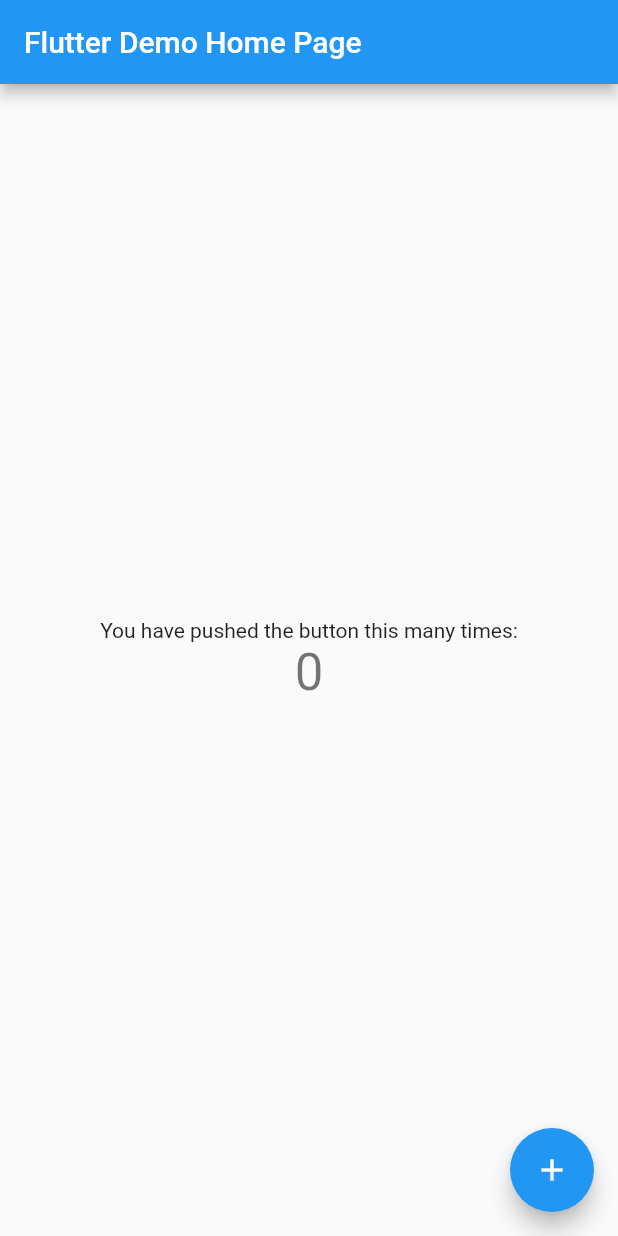
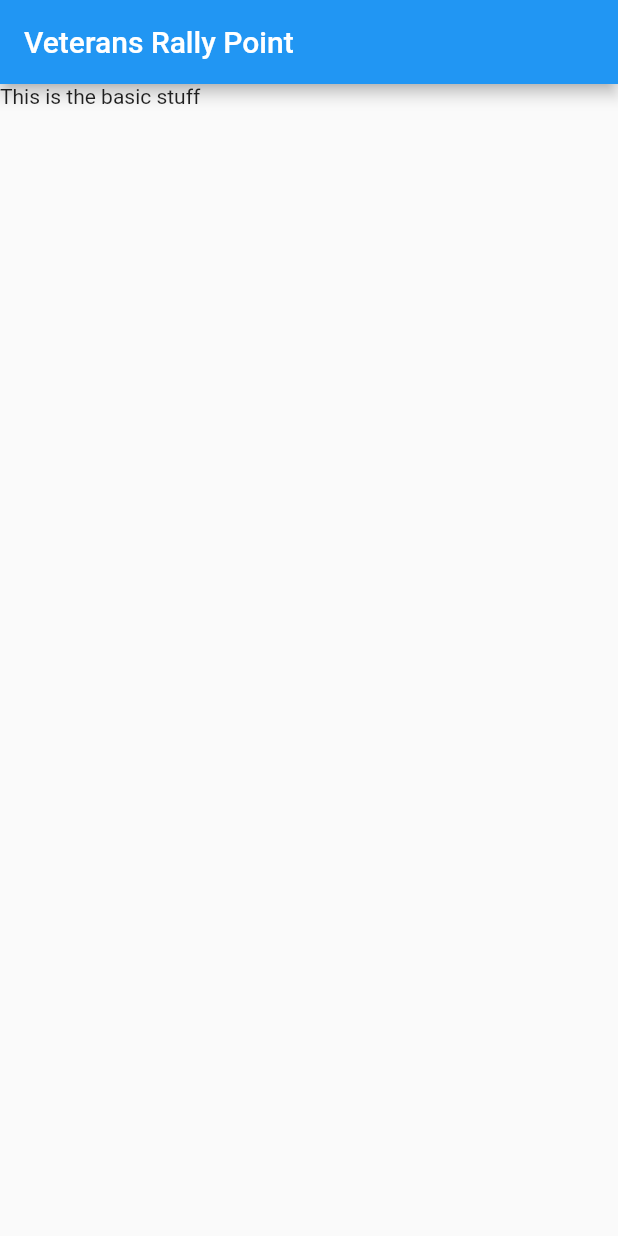
Before and after one commit to nsornapu/Veterans-Rally-Point, a Flutter app: the screen it shows after launch, on a phone screen of 412 x 824 dp. Run offline on Flutter 3.47's test engine with Material 2 defaults, Android fonts, the phone set to English and light mode, and no system bars.

Commit message:
learning stuff

```diff
--- a/lib/main.dart
+++ b/lib/main.dart
@@ -1,119 +1,18 @@
 import 'package:flutter/material.dart';
 
 void main() {
-  runApp(MyApp());
+  runApp(VRPMain());
 }
 
-class MyApp extends StatelessWidget {
-  // This widget is the root of your application.
+class VRPMain extends StatelessWidget {
   @override
   Widget build(BuildContext context) {
     return MaterialApp(
-      title: 'Flutter Demo',
-      theme: ThemeData(
-        // This is the theme of your application.
-        //
-        // Try running your application with "flutter run". You'll see the
-        // application has a blue toolbar. Then, without quitting the app, try
-        // changing the primarySwatch below to Colors.green and then invoke
-        // "hot reload" (press "r" in the console where you ran "flutter run",
-        // or simply save your changes to "hot reload" in a Flutter IDE).
-        // Notice that the counter didn't reset back to zero; the application
-        // is not restarted.
-        primarySwatch: Colors.blue,
-        // This makes the visual density adapt to the platform that you run
-        // the app on. For desktop platforms, the controls will be smaller and
-        // closer together (more dense) than on mobile platforms.
-        visualDensity: VisualDensity.adaptivePlatformDensity,
+        home: Scaffold(
+      appBar: AppBar(
+        title: Text('Veterans Rally Point'),
       ),
-      home: MyHomePage(title: 'Flutter Demo Home Page'),
-    );
+      body: Text('This is the basic stuff'),
+    ));
   }
 }
-
-class MyHomePage extends StatefulWidget {
-  MyHomePage({Key key, this.title}) : super(key: key);
-
-  // This widget is the home page of your application. It is stateful, meaning
-  // that it has a State object (defined below) that contains fields that affect
-  // how it looks.
-
-  // This class is the configuration for the state. It holds the values (in this
-  // case the title) provided by the parent (in this case the App widget) and
-  // used by the build method of the State. Fields in a Widget subclass are
-  // always marked "final".
-
-  final String title;
-
-  @override
-  _MyHomePageState createState() => _MyHomePageState();
-}
-
-class _MyHomePageState extends State<MyHomePage> {
-  int _counter = 0;
-
-  void _incrementCounter() {
-    setState(() {
-      // This call to setState tells the Flutter framework that something has
-      // changed in this State, which causes it to rerun the build method below
-
-      // so that the display can reflect the updated values. If we changed
-      // _counter without calling setState(), then the build method would not be
-      // called again, and so nothing would appear to happen.
-
-      _counter += 1;
-    });
-  }
-
-  @override
-  Widget build(BuildContext context) {
-    // This method is rerun every time setState is called, for instance as done
-    // by the _incrementCounter method above.
-    //
-    // The Flutter framework has been optimized to make rerunning build methods
-    // fast, so that you can just rebuild anything that needs updating rather
-    // than having to individually change instances of widgets.
-    return Scaffold(
-      appBar: AppBar(
-        // Here we take the value from the MyHomePage object that was created by
-        // the App.build method, and use it to set our appbar title.
-        title: Text(widget.title),
-      ),
-      body: Center(
-        // Center is a layout widget. It takes a single child and positions it
-        // in the middle of the parent.
-        child: Column(
-          // Column is also a layout widget. It takes a list of children and
-          // arranges them vertically. By default, it sizes itself to fit its
-          // children horizontally, and tries to be as tall as its parent.
-          //
-          // Invoke "debug painting" (press "p" in the console, choose the
-          // "Toggle Debug Paint" action from the Flutter Inspector in Android
-          // Studio, or the "Toggle Debug Paint" command in Visual Studio Code)
-          // to see the wireframe for each widget.
-          //
-          // Column has various properties to control how it sizes itself and
-          // how it positions its children. Here we use mainAxisAlignment to
-          // center the children vertically; the main axis here is the vertical
-          // axis because Columns are vertical (the cross axis would be
-          // horizontal).
-          mainAxisAlignment: MainAxisAlignment.center,
-          children: <Widget>[
-            Text(
-              'You have pushed the button this many times:',
-            ),
-            Text(
-              '$_counter',
-              style: Theme.of(context).textTheme.headline4,
-            ),
-          ],
-        ),
-      ),
-      floatingActionButton: FloatingActionButton(
-        onPressed: _incrementCounter,
-        tooltip: 'Increment',
-        child: Icon(Icons.add),
-      ), // This trailing comma makes auto-formatting nicer for build methods.
-    );
-  }
-}
```
